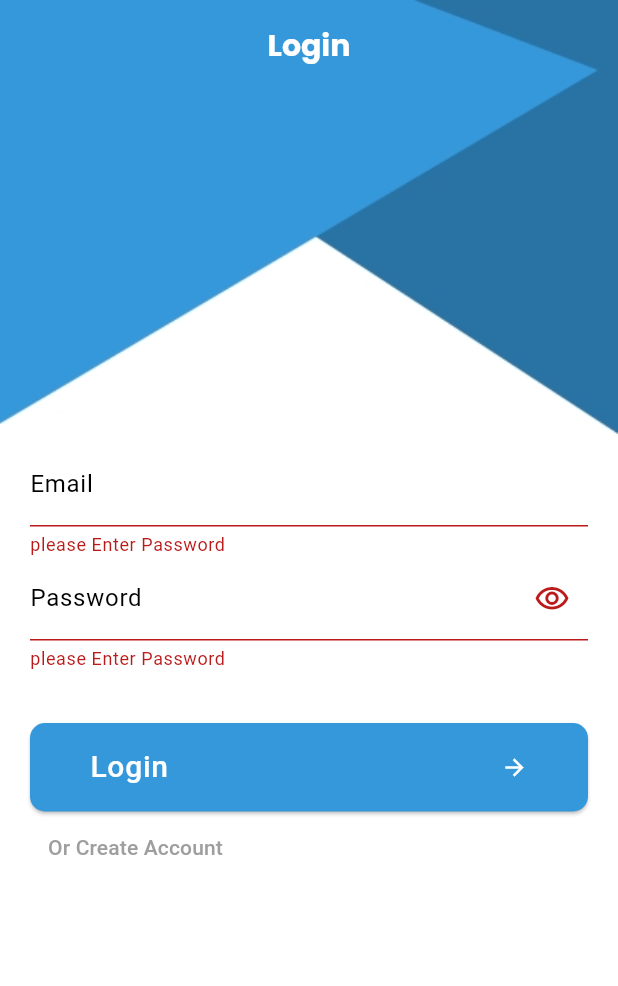
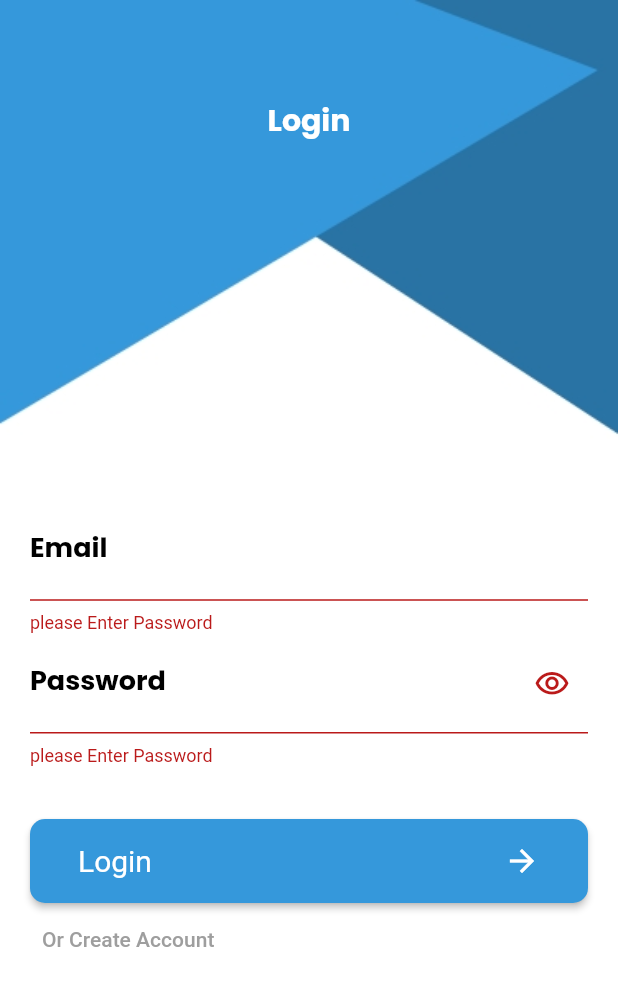
Before and after one commit to MohamedKhera/ToDo, a Flutter app: the screen it shows after launch, after a tap on "Login", on a phone screen of 412 x 824 dp. Shown: the top 986 px of the screen. Run offline on Flutter 3.47's test engine with Material 3 defaults, Android fonts, the phone set to English and light mode, and no system bars; our stand-ins replace cloud_firestore, firebase_auth, firebase_core, flutter_animate; accounts and stored records are empty.

Commit message:
+ finish Splash Screen + still working on task

```diff
--- a/lib/main.dart
+++ b/lib/main.dart
@@ -31,12 +31,14 @@ class MyApp extends StatelessWidget {
     return MaterialApp(
       debugShowCheckedModeBanner: false,
       theme: AppStyle.lightMode,
+      themeMode: ThemeMode.light,
       routes: {
+        SplashScreen.routeName:(_)=>SplashScreen(),
         RegisterScreen.routeName: (_) => RegisterScreen(),
         LoginScreen.routeName: (_) => LoginScreen(),
         HomeScreen.routeName: (_) => HomeScreen(),
       },
-      initialRoute: LoginScreen.routeName,
+      initialRoute: SplashScreen.routeName,
     );
   }
 }
--- a/lib/style/app_style.dart
+++ b/lib/style/app_style.dart
@@ -7,6 +7,71 @@ class AppStyle{
 
     scaffoldBackgroundColor: const Color(0xffDFECDB),
     appBarTheme: const AppBarTheme(
+      actionsIconTheme: IconThemeData(
+        color: Colors.white,
+      ),
+      backgroundColor: primaryLigh,
+      toolbarHeight: 160,
+      centerTitle: true,
+      titleTextStyle: TextStyle(
+        color: Colors.white,
+        fontFamily: "Poppins",
+        fontSize: 20,
+        fontWeight: FontWeight.bold,
+      ),
+      iconTheme: IconThemeData(
+        color: Colors.white,
+      ),
+    ),
+    floatingActionButtonTheme: const FloatingActionButtonThemeData(
+      backgroundColor: primaryLigh,
+      shape: StadiumBorder(
+        side: BorderSide(
+          color: Colors.white,
+          width: 3,
+        )
+      ),
+
+    ),
+    iconTheme: const IconThemeData(
+
+    ),
+    textTheme: const TextTheme(
+      headlineLarge: TextStyle(
+        color: Colors.white,
+        fontFamily: "Poppins",
+        fontSize: 20,
+        fontWeight: FontWeight.bold,
+      ),
+      titleSmall: TextStyle(
+        fontFamily: "Poppins",
+        fontSize: 12,
+        fontWeight: FontWeight.w400,
+      ),
+      titleMedium: TextStyle(
+        color: primaryLigh,
+        fontFamily: "Poppins",
+        fontSize: 18,
+        fontWeight: FontWeight.w700,
+      ),
+      labelMedium: TextStyle(
+        color: Colors.white,
+        fontSize: 20,
+      ),
+    ),
+    useMaterial3: false,
+    colorScheme: ColorScheme.fromSeed(
+      seedColor: primaryLigh,
+    primary: primaryLigh,
+    ),
+  );
+
+  static ThemeData darkMode = ThemeData(
+    scaffoldBackgroundColor: primaryDark,
+    appBarTheme: const AppBarTheme(
+      actionsIconTheme: IconThemeData(
+        color: Colors.white,
+      ),
       backgroundColor: primaryLigh,
       toolbarHeight: 160,
       centerTitle: true,
@@ -21,7 +86,7 @@ class AppStyle{
       ),
     ),
     iconTheme: const IconThemeData(
-      color: Colors.white,
+      size: 20
     ),
     textTheme: const TextTheme(
       headlineLarge: TextStyle(
@@ -30,25 +95,16 @@ class AppStyle{
         fontSize: 20,
         fontWeight: FontWeight.bold,
       ),
-      labelMedium: TextStyle(
-        color: Colors.white,
-        fontSize: 20,
+      titleSmall: TextStyle(
+          fontSize: 12,
+          fontWeight: FontWeight.w400,
+          fontFamily: "Poppins"
       ),
-    ),
-    colorScheme: ColorScheme.fromSeed(
-      seedColor: primaryLigh,
-    primary: primaryLigh,
-    ),
-  );
-
-  static ThemeData darkMode = ThemeData(
-    scaffoldBackgroundColor: primaryDark,
-    textTheme: const TextTheme(
-      headlineLarge: TextStyle(
-        color: Colors.white,
+      titleMedium: TextStyle(
+        color: primaryLigh,
         fontFamily: "Poppins",
-        fontSize: 20,
-        fontWeight: FontWeight.bold,
+        fontSize: 18,
+        fontWeight: FontWeight.w700,
       ),
       labelMedium: TextStyle(
         fontSize: 20,
--- a/lib/ui/login/login_screen.dart
+++ b/lib/ui/login/login_screen.dart
@@ -39,8 +39,8 @@ class _LoginScreenState extends State<LoginScreen> {
       child: Scaffold(
         backgroundColor: Colors.transparent,
         appBar: AppBar(
+          elevation: 0,
           backgroundColor: Theme.of(context).appBarTheme.backgroundColor!.withOpacity(0),
-          toolbarHeight: 60,
           title: Text(
             "Login",
             style: Theme.of(context).appBarTheme.titleTextStyle,
@@ -48,7 +48,7 @@ class _LoginScreenState extends State<LoginScreen> {
         ),
         body: Center(
           child: Padding(
-            padding: const EdgeInsets.all(20.0),
+            padding: const EdgeInsetsDirectional.symmetric(horizontal: 20),
             child: SingleChildScrollView(
               child: Form(
                 key: formKey,
@@ -144,7 +144,8 @@ class _LoginScreenState extends State<LoginScreen> {
         );
 
         MyUser.User? user = await FirestoreHelper.GetUser(credential.user!.uid);
-        provider.setUsers(credential.user, user);
+        provider.setUsers(credential.user!, user!);
+        print("user name: ${user?.fullname}");
         Navigator.pop(context);
         Navigator.pushReplacementNamed(context, HomeScreen.routeName);
       } on FirebaseAuthException catch (e) {
--- a/lib/ui/register/register_screen.dart
+++ b/lib/ui/register/register_screen.dart
@@ -44,8 +44,8 @@ class _RegisterScreenState extends State<RegisterScreen> {
       child: Scaffold(
         backgroundColor: Colors.transparent,
         appBar: AppBar(
+          elevation: 0,
           backgroundColor: Theme.of(context).appBarTheme.backgroundColor!.withOpacity(0),
-          toolbarHeight: 60,
           title: Text(
             "Create Account",
             style: Theme.of(context).appBarTheme.titleTextStyle,
--- a/lib/ui/splash_screen/splash_screen.dart
+++ b/lib/ui/splash_screen/splash_screen.dart
@@ -0,0 +1,44 @@
+import 'package:flutter/material.dart';
+import 'package:provider/provider.dart';
+import 'package:todo/shared/auth_provider.dart';
+import 'package:todo/ui/home/home_screen.dart';
+import 'package:todo/ui/login/login_screen.dart';
+import 'package:flutter_animate/flutter_animate.dart';
+
+class SplashScreen extends StatefulWidget {
+  static const String routeName = "Splash";
+
+  const SplashScreen({super.key});
+
+  @override
+  State<SplashScreen> createState() => _SplashScreenState();
+}
+
+class _SplashScreenState extends State<SplashScreen> {
+  @override
+  Widget build(BuildContext context) {
+    Future.delayed(
+     const Duration(milliseconds: 2500),
+          () {
+        CheckAutoLogin();
+      },
+    );
+    return Scaffold(
+      body: Center(child: Image.asset("assets/images/logo_splash.png").animate().fade(
+        duration: const Duration(milliseconds: 2500),
+        begin: 0,
+        end: 1,
+      )),
+    );
+  }
+
+  CheckAutoLogin() async {
+    Authprovider provider = Provider.of<Authprovider>(context, listen: false);
+    if (provider.isFirebaseUserLogIn()) {
+      await provider.retrieveDatabaseUserData();
+      Navigator.pushReplacementNamed(context, HomeScreen.routeName);
+    } else {
+      Navigator.pushReplacementNamed(context, LoginScreen.routeName);
+    }
+  }
+}
```
Also changed, not shown: lib/shared/auth_provider.dart (+13 -4 lines), lib/ui/home/home_screen.dart (+47 -7 lines), lib/ui/home/tabs/settings_tab.dart (added, +14 -0 lines), lib/ui/home/tabs/tasks_tab.dart (added, +23 -0 lines), lib/ui/home/widgets/todo_widget.dart (added, +69 -0 lines), 21 other files.
